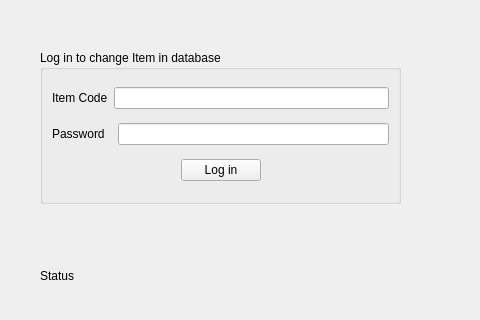
Before: the Qt Designer form item_stock/itemstock.ui in VendySP/item_stock, drawn with Qt 5; both pictures show x 0 to 480 and y 0 to 320 of the 800 by 600 pixel window.
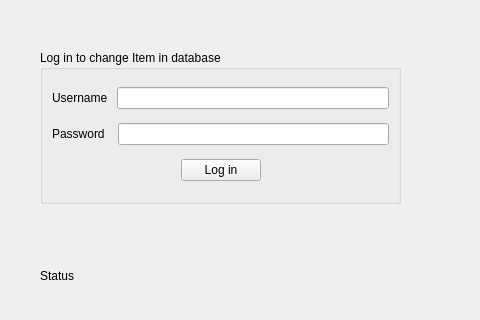
After: the same form once the commit is applied.

```diff
--- a/item_stock/itemstock.ui
+++ b/item_stock/itemstock.ui
@@ -45,7 +45,7 @@
        <item>
         <widget class="QLabel" name="labelItemCode">
          <property name="text">
-          <string>Item Code</string>
+          <string>Username </string>
          </property>
         </widget>
        </item>
```
Left out of the diff: 6 changed lines with no effect on the pictures.
